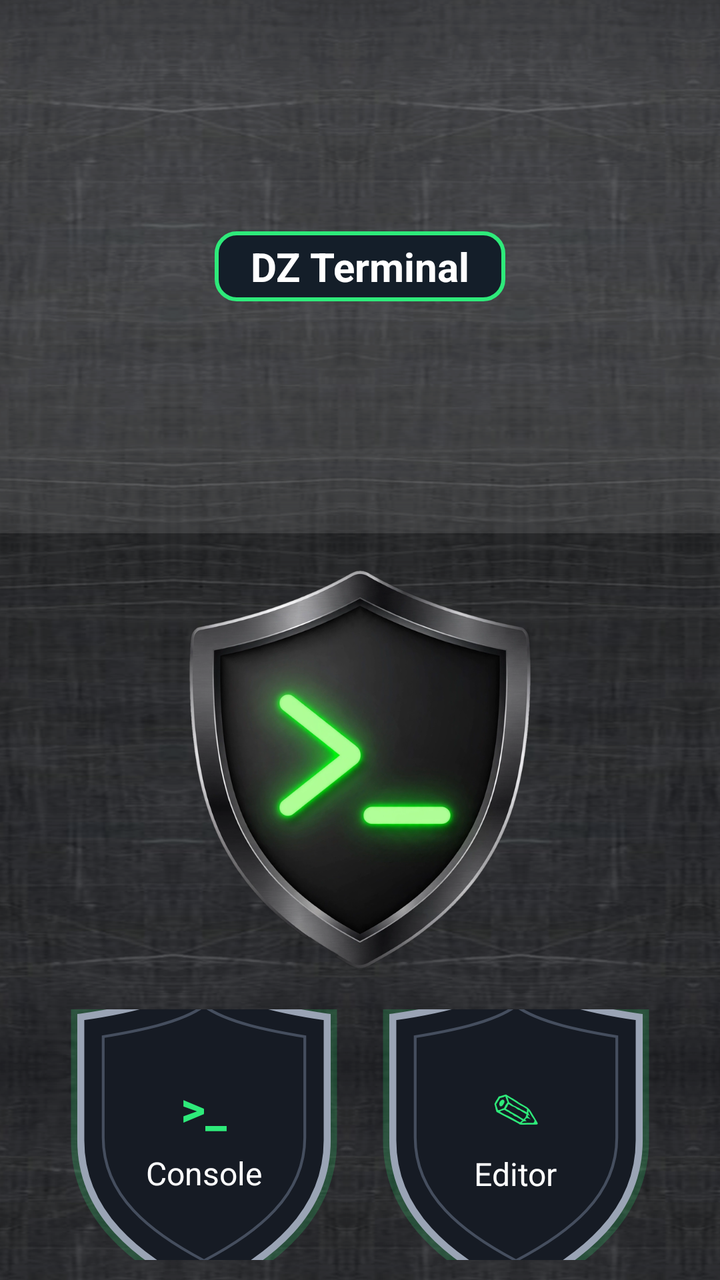
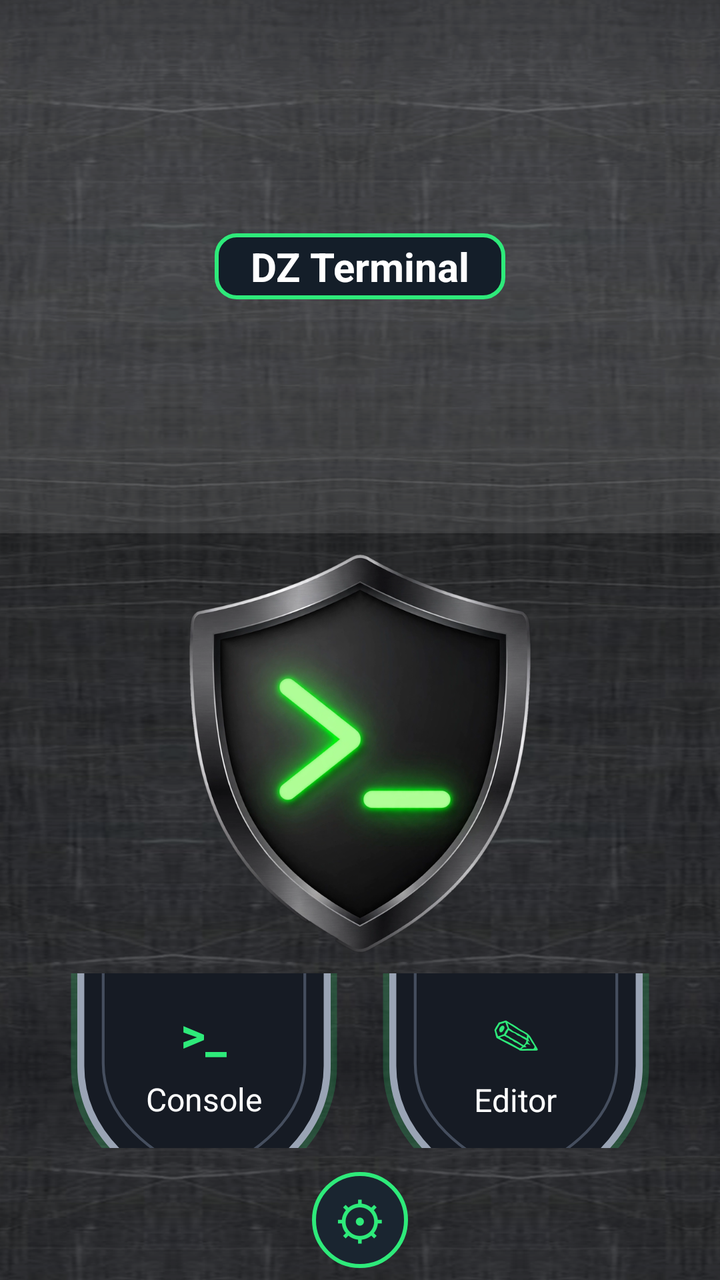

The first picture is an Android layout as it rendered before a commit; the second is the same layout after the commit. The layout source and the unified diff follow.
<!-- AndroidManifest.xml: application theme DzTheme -->
<!-- res/layout/activity_home.xml -->
<?xml version="1.0" encoding="utf-8"?>
<LinearLayout xmlns:android="http://schemas.android.com/apk/res/android"
    android:layout_width="match_parent"
    android:layout_height="match_parent"
    android:orientation="vertical"
    android:background="@drawable/steel_bg">

    
    <LinearLayout
        android:layout_width="match_parent"
        android:layout_height="wrap_content"
        android:orientation="horizontal"
        android:gravity="center"
        android:background="@drawable/steel_header"
        android:padding="2dp">

        <TextView
            android:layout_width="wrap_content"
            android:layout_height="wrap_content"
            android:background="@drawable/banner_plate"
            android:paddingStart="18dp"
            android:paddingEnd="18dp"
            android:paddingTop="4dp"
            android:paddingBottom="4dp"
            android:text="@string/app_name"
            android:textSize="20sp"
            android:textStyle="bold"
            android:textColor="@color/dz_white" />
    </LinearLayout>

    <LinearLayout
        android:layout_width="match_parent"
        android:layout_height="wrap_content"
        android:orientation="vertical"
        android:paddingStart="16dp"
        android:paddingEnd="16dp"
        android:paddingTop="0dp"
        android:paddingBottom="6dp">

        
        <LinearLayout
            android:layout_width="match_parent"
            android:layout_height="wrap_content"
            android:gravity="center"
            android:layout_marginTop="0dp"
            android:layout_marginBottom="2dp">

            <ImageView
                android:id="@+id/home_terminal_button"
                android:layout_width="200dp"
                android:layout_height="236dp"
                android:src="@drawable/home_shield"
                android:scaleType="fitCenter"
                android:clickable="true"
                android:focusable="true"
                android:background="@android:color/transparent"
                android:contentDescription="@string/card_console" />
        </LinearLayout>

        
        <LinearLayout
            android:layout_width="match_parent"
            android:layout_height="wrap_content"
            android:orientation="horizontal"
            android:gravity="center"
            android:layout_marginBottom="4dp">

            <LinearLayout
                android:id="@+id/card_console"
                android:layout_width="140dp"
                android:layout_height="168dp"
                android:orientation="vertical"
                android:gravity="center"
                android:clickable="true"
                android:focusable="true"
                android:background="@drawable/shield_card">

                <TextView
                    android:layout_width="wrap_content"
                    android:layout_height="wrap_content"
                    android:text="@string/terminal_glyph"
                    android:textSize="24sp"
                    android:textStyle="bold"
                    android:textColor="@color/dz_green" />

                <TextView
                    android:layout_width="wrap_content"
                    android:layout_height="wrap_content"
                    android:layout_marginTop="6dp"
                    android:text="@string/card_console"
                    android:textSize="16sp"
                    android:textColor="@color/dz_white" />
            </LinearLayout>

            <LinearLayout
                android:id="@+id/card_editor"
                android:layout_width="140dp"
                android:layout_height="168dp"
                android:layout_marginStart="16dp"
                android:orientation="vertical"
                android:gravity="center"
                android:clickable="true"
                android:focusable="true"
                android:background="@drawable/shield_card">

                <TextView
                    android:layout_width="wrap_content"
                    android:layout_height="wrap_content"
                    android:text="✎"
                    android:textSize="24sp"
                    android:textColor="@color/dz_green" />

                <TextView
                    android:layout_width="wrap_content"
                    android:layout_height="wrap_content"
                    android:layout_marginTop="6dp"
                    android:text="@string/card_editor"
                    android:textSize="16sp"
                    android:textColor="@color/dz_white" />
            </LinearLayout>
        </LinearLayout>

        
        <LinearLayout
            android:layout_width="match_parent"
            android:layout_height="wrap_content"
            android:orientation="horizontal"
            android:gravity="center"
            android:layout_marginBottom="4dp">

            <LinearLayout
                android:id="@+id/card_programs"
                android:layout_width="140dp"
                android:layout_height="168dp"
                android:orientation="vertical"
                android:gravity="center"
                android:clickable="true"
                android:focusable="true"
                android:background="@drawable/shield_card">

                <TextView
                    android:layout_width="wrap_content"
                    android:layout_height="wrap_content"
                    android:text="&lt;/&gt;"
                    android:textSize="24sp"
                    android:textStyle="bold"
                    android:textColor="@color/dz_green" />

                <TextView
                    android:layout_width="wrap_content"
                    android:layout_height="wrap_content"
                    android:layout_marginTop="6dp"
                    android:text="@string/card_programs"
                    android:textSize="16sp"
                    android:textColor="@color/dz_white" />
            </LinearLayout>

            <LinearLayout
                android:id="@+id/card_qpypi"
                android:layout_width="140dp"
                android:layout_height="168dp"
                android:layout_marginStart="16dp"
                android:orientation="vertical"
                android:gravity="center"
                android:clickable="true"
                android:focusable="true"
                android:background="@drawable/shield_card">

                <TextView
                    android:layout_width="wrap_content"
                    android:layout_height="wrap_content"
                    android:text="▦"
                    android:textSize="24sp"
                    android:textColor="@color/dz_green" />

                <TextView
                    android:layout_width="wrap_content"
                    android:layout_height="wrap_content"
                    android:layout_marginTop="6dp"
                    android:text="@string/card_qpypi"
                    android:textSize="16sp"
                    android:textColor="@color/dz_white" />
            </LinearLayout>
        </LinearLayout>

        
        <LinearLayout
            android:layout_width="match_parent"
            android:layout_height="wrap_content"
            android:gravity="center"
            android:layout_marginTop="4dp"
            android:layout_marginBottom="6dp">

            <TextView
                android:id="@+id/home_gear"
                android:layout_width="48dp"
                android:layout_height="48dp"
                android:background="@drawable/gear_button_bg"
                android:gravity="center"
                android:text="&#x2699;&#xFE0E;"
                android:textSize="26sp"
                android:textColor="@color/dz_green"
                android:clickable="true"
                android:focusable="true"
                android:contentDescription="Menu" />
        </LinearLayout>
    </LinearLayout>
</LinearLayout>
<!-- resources referenced by this layout -->
<resources>
  <color name="dz_green">#2EEA7A</color>
  <color name="dz_white">#FFFFFF</color>
  <!-- drawable banner_plate (drawable) -->
  <?xml version="1.0" encoding="utf-8"?>
  <shape xmlns:android="http://schemas.android.com/apk/res/android"
      android:shape="rectangle">
      <solid android:color="#141E29" />
      <stroke
          android:width="2dp"
          android:color="@color/dz_green" />
      <corners android:radius="10dp" />
  </shape>
  <!-- drawable gear_button_bg (drawable) -->
  <?xml version="1.0" encoding="utf-8"?>
  <shape xmlns:android="http://schemas.android.com/apk/res/android"
      android:shape="oval">
      <solid android:color="#1A2530" />
      <stroke
          android:width="2dp"
          android:color="@color/dz_green" />
  </shape>
  <!-- drawable shield_card (drawable) -->
  <?xml version="1.0" encoding="utf-8"?>
  <selector xmlns:android="http://schemas.android.com/apk/res/android">
      <item android:state_focused="true" android:drawable="@drawable/shield_bg_active" />
      <item android:state_pressed="true" android:drawable="@drawable/shield_bg_active" />
      <item android:drawable="@drawable/shield_bg" />
  </selector>
  <!-- drawable steel_bg (drawable) -->
  <?xml version="1.0" encoding="utf-8"?>
  <bitmap xmlns:android="http://schemas.android.com/apk/res/android"
      android:src="@drawable/steel_tile"
      android:tileMode="mirror" />
  <!-- drawable steel_header (drawable) -->
  <?xml version="1.0" encoding="utf-8"?>
  <layer-list xmlns:android="http://schemas.android.com/apk/res/android">
      <item android:drawable="@drawable/steel_bg" />
      <item>
          <shape android:shape="rectangle">
              <solid android:color="#1AFFFFFF" />
          </shape>
      </item>
  </layer-list>
  <string name="app_name">DZ Terminal</string>
  <string name="card_console">Console</string>
  <string name="card_editor">Editor</string>
  <string name="card_programs">Programs</string>
  <string name="card_qpypi">QPYPI</string>
  <string name="terminal_glyph">&gt;_</string>
  <style name="DzTheme" parent="android:Theme.Material.NoActionBar">
          <item name="android:windowBackground">@color/dz_navy</item>
          <item name="android:colorBackground">@color/dz_navy</item>
          <item name="android:textColor">@color/dz_white</item>
          <item name="android:textColorPrimary">@color/dz_white</item>
          <item name="android:textColorSecondary">@color/dz_muted</item>
          <item name="android:colorAccent">@color/dz_green</item>
      </style>
  <color name="dz_navy">#0A1A2F</color>
  <color name="dz_muted">#8FA3B8</color>
  <!-- unchanged entries left out for length: 4 -->
</resources>

<!-- the commit's change to res/layout/activity_home.xml (unified diff, before → after) -->
@@ -1,5 +1,6 @@
 <?xml version="1.0" encoding="utf-8"?>
 <LinearLayout xmlns:android="http://schemas.android.com/apk/res/android"
+    android:id="@+id/home_root"
     android:layout_width="match_parent"
     android:layout_height="match_parent"
     android:orientation="vertical"
@@ -7,12 +8,13 @@
 
     
     <LinearLayout
+        android:id="@+id/home_header"
         android:layout_width="match_parent"
         android:layout_height="wrap_content"
         android:orientation="horizontal"
         android:gravity="center"
         android:background="@drawable/steel_header"
-        android:padding="2dp">
+        android:padding="0dp">
 
         <TextView
             android:layout_width="wrap_content"
@@ -20,17 +22,20 @@
             android:background="@drawable/banner_plate"
             android:paddingStart="18dp"
             android:paddingEnd="18dp"
-            android:paddingTop="4dp"
-            android:paddingBottom="4dp"
+            android:paddingTop="3dp"
+            android:paddingBottom="3dp"
             android:text="@string/app_name"
             android:textSize="20sp"
             android:textStyle="bold"
             android:textColor="@color/dz_white" />
     </LinearLayout>
 
+    
     <LinearLayout
+        android:id="@+id/home_content"
         android:layout_width="match_parent"
-        android:layout_height="wrap_content"
+        android:layout_height="0dp"
+        android:layout_weight="1"
         android:orientation="vertical"
         android:paddingStart="16dp"
         android:paddingEnd="16dp"
@@ -43,13 +48,13 @@
             android:layout_height="wrap_content"
             android:gravity="center"
             android:layout_marginTop="0dp"
-            android:layout_marginBottom="2dp">
+            android:layout_marginBottom="0dp">
 
             <ImageView
                 android:id="@+id/home_terminal_button"
                 android:layout_width="200dp"
-                android:layout_height="236dp"
-                android:src="@drawable/home_shield"
+                android:layout_height="220dp"
+                android:src="@drawable/home_shield_selector"
                 android:scaleType="fitCenter"
                 android:clickable="true"
                 android:focusable="true"
@@ -59,6 +64,7 @@
 
         
         <LinearLayout
+            android:id="@+id/home_row1"
             android:layout_width="match_parent"
             android:layout_height="wrap_content"
             android:orientation="horizontal"
@@ -68,7 +74,7 @@
             <LinearLayout
                 android:id="@+id/card_console"
                 android:layout_width="140dp"
-                android:layout_height="168dp"
+                android:layout_height="158dp"
                 android:orientation="vertical"
                 android:gravity="center"
                 android:clickable="true"
@@ -95,7 +101,7 @@
             <LinearLayout
                 android:id="@+id/card_editor"
                 android:layout_width="140dp"
-                android:layout_height="168dp"
+                android:layout_height="158dp"
                 android:layout_marginStart="16dp"
                 android:orientation="vertical"
                 android:gravity="center"
@@ -122,6 +128,7 @@
 
         
         <LinearLayout
+            android:id="@+id/home_row2"
             android:layout_width="match_parent"
             android:layout_height="wrap_content"
             android:orientation="horizontal"
@@ -131,7 +138,7 @@
             <LinearLayout
                 android:id="@+id/card_programs"
                 android:layout_width="140dp"
-                android:layout_height="168dp"
+                android:layout_height="158dp"
                 android:orientation="vertical"
                 android:gravity="center"
                 android:clickable="true"
@@ -158,7 +165,7 @@
             <LinearLayout
                 android:id="@+id/card_qpypi"
                 android:layout_width="140dp"
-                android:layout_height="168dp"
+                android:layout_height="158dp"
                 android:layout_marginStart="16dp"
                 android:orientation="vertical"
                 android:gravity="center"
@@ -181,28 +188,29 @@
                     android:textSize="16sp"
                     android:textColor="@color/dz_white" />
             </LinearLayout>
-        </LinearLayout>
-
-        
-        <LinearLayout
-            android:layout_width="match_parent"
-            android:layout_height="wrap_content"
-            android:gravity="center"
-            android:layout_marginTop="4dp"
-            android:layout_marginBottom="6dp">
-
-            <TextView
-                android:id="@+id/home_gear"
-                android:layout_width="48dp"
-                android:layout_height="48dp"
-                android:background="@drawable/gear_button_bg"
-                android:gravity="center"
-                android:text="&#x2699;&#xFE0E;"
-                android:textSize="26sp"
-                android:textColor="@color/dz_green"
-                android:clickable="true"
-                android:focusable="true"
-                android:contentDescription="Menu" />
         </LinearLayout>
     </LinearLayout>
+
+    
+    <LinearLayout
+        android:id="@+id/home_gear_row"
+        android:layout_width="match_parent"
+        android:layout_height="wrap_content"
+        android:gravity="center"
+        android:layout_marginTop="2dp"
+        android:layout_marginBottom="6dp">
+
+        <TextView
+            android:id="@+id/home_gear"
+            android:layout_width="48dp"
+            android:layout_height="48dp"
+            android:background="@drawable/gear_button_bg"
+            android:gravity="center"
+            android:text="&#x2699;&#xFE0E;"
+            android:textSize="26sp"
+            android:textColor="@color/dz_green"
+            android:clickable="true"
+            android:focusable="true"
+            android:contentDescription="Menu" />
+    </LinearLayout>
 </LinearLayout>
<!-- resource entries referenced after the edit -->
@@ -21,6 +21,13 @@
           android:width="2dp"
           android:color="@color/dz_green" />
   </shape>
+  <!-- drawable home_shield_selector (drawable) -->
+  <?xml version="1.0" encoding="utf-8"?>
+  <selector xmlns:android="http://schemas.android.com/apk/res/android">
+      <item android:state_focused="true" android:drawable="@drawable/home_shield_active" />
+      <item android:state_pressed="true" android:drawable="@drawable/home_shield_active" />
+      <item android:drawable="@drawable/home_shield" />
+  </selector>
   <!-- drawable shield_card (drawable) -->
   <?xml version="1.0" encoding="utf-8"?>
   <selector xmlns:android="http://schemas.android.com/apk/res/android">
@@ -57,6 +64,7 @@
           <item name="android:textColorSecondary">@color/dz_muted</item>
           <item name="android:colorAccent">@color/dz_green</item>
       </style>
+  <!-- drawable home_shield_active: png bitmap (drawable-xxxhdpi, 365004 bytes) -->
   <color name="dz_navy">#0A1A2F</color>
   <color name="dz_muted">#8FA3B8</color>
   <!-- unchanged entries left out for length: 4 -->
